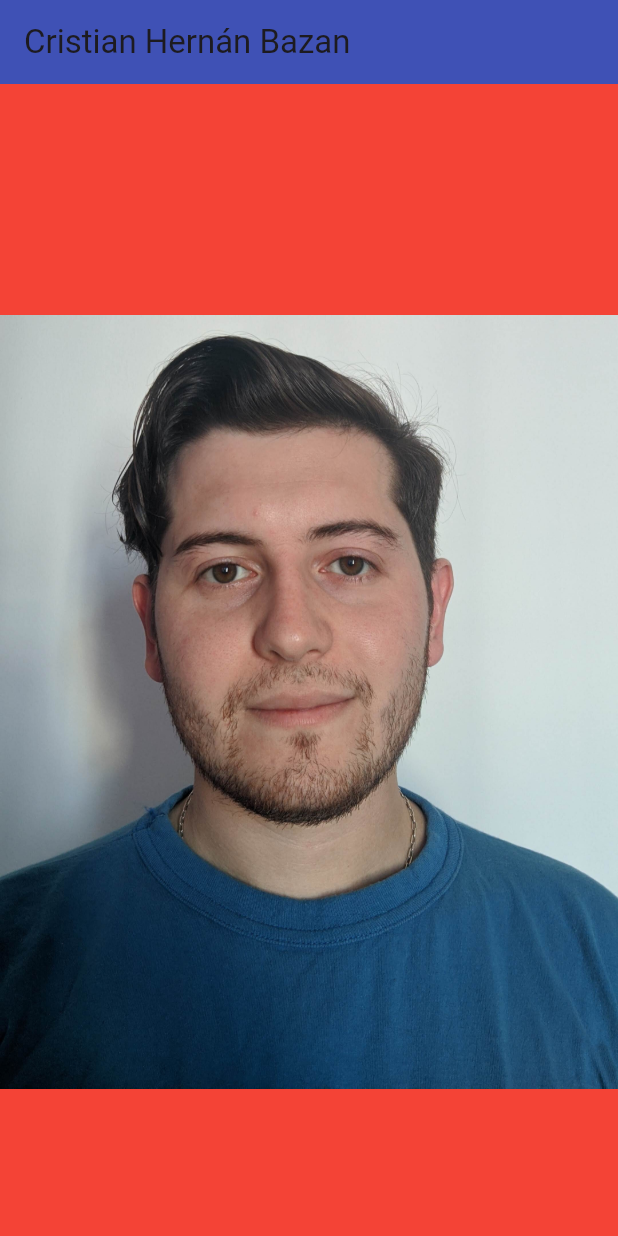
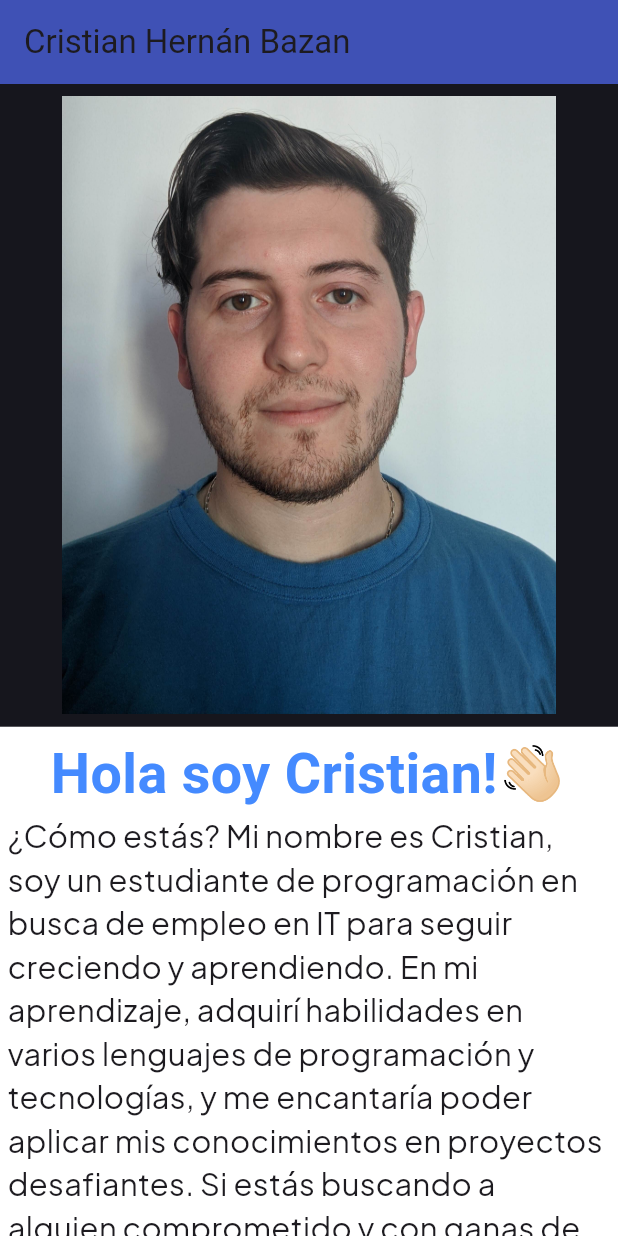
Before and after one commit to cristian-bazan/CV, a Flutter app: the screen it shows after launch, on a phone screen of 412 x 824 dp. Run offline on Flutter 3.47's test engine with Material 3 defaults, Android fonts, the phone set to English and light mode, and no system bars; our stand-ins replace google_fonts; Roboto replaces fonts that are missing (Overpass).

Commit message:
widget Principal

```diff
--- a/lib/Views/Responsive/mobile_widget.dart
+++ b/lib/Views/Responsive/mobile_widget.dart
@@ -1,11 +1,12 @@
 import 'package:flutter/material.dart';
+import 'package:portfolio_cristian_bazan/Widgets/widget.dart';
 
 class MobileWidget extends StatelessWidget {
   const MobileWidget({super.key});
 
   @override
   Widget build(BuildContext context) {
-    final size = MediaQuery.of(context).size;
+    //final size = MediaQuery.of(context).size;
     return Scaffold(
       appBar: AppBar(
         title: const Text('Cristian Hernán Bazan'),
@@ -15,12 +16,7 @@ class MobileWidget extends StatelessWidget {
         controller: ScrollController(),
         child: Column(
           children: [
-            Container(
-              height: size.height,
-              width: size.width,
-              color: Colors.red,
-              child: const Image(image: AssetImage('lib/Images/photo.png'),),
-            ),
+            const PrincipalWidget(),
             Padding(
             padding: const EdgeInsets.all(8),
             child: AspectRatio(
--- /dev/null
+++ b/lib/Widgets/principal_widget.dart
@@ -0,0 +1,54 @@
+import 'package:flutter/material.dart';
+import 'package:google_fonts/google_fonts.dart';
+
+class PrincipalWidget extends StatelessWidget {
+  const PrincipalWidget({
+    super.key,
+  });
+
+  @override
+  Widget build(BuildContext context) {
+    final size = MediaQuery.of(context).size;
+    return Container(
+      height: size.height,
+      width: size.width,
+      color: const Color(0xff16161d),
+      child: Column(
+        children: [
+          SizedBox(
+            height: size.height * 0.01,
+          ),
+          Image(
+            image: const AssetImage('lib/Images/photo.png'),
+            width: size.height * 0.5,
+            height: size.height * 0.5,
+            ),
+            SizedBox(
+            height: size.height * 0.01,
+          ),
+          SingleChildScrollView(
+            child: Container(
+              padding: const EdgeInsets.all(5),
+              color: Colors.white,
+              child: Column(
+                children: [
+                  Text('Hola soy Cristian!👋🏻',
+                  style: GoogleFonts.overpass(
+                    fontWeight: FontWeight.bold,
+                    fontSize: size.height * 0.045,
+                    color: Colors.blueAccent
+                  ),),
+                  Text(
+                    '¿Cómo estás? Mi nombre es Cristian, soy un estudiante de programación en busca de empleo en IT para seguir creciendo y aprendiendo. En mi aprendizaje, adquirí habilidades en varios lenguajes de programación y tecnologías, y me encantaría poder aplicar mis conocimientos en proyectos desafiantes. Si estás buscando a alguien comprometido y con ganas de crecer, estaré encantado de colaborar contigo!',
+                  style: GoogleFonts.plusJakartaSans(
+                    fontSize: size.height * 0.025
+                  ),)
+                ],
+              ),
+            ),
+          )
+        ],
+      ),
+    );
+  }
+}
--- /dev/null
+++ b/lib/Widgets/widget.dart
@@ -0,0 +1 @@
+export 'package:portfolio_cristian_bazan/Widgets/principal_widget.dart';
--- a/pubspec.yaml
+++ b/pubspec.yaml
@@ -35,6 +35,7 @@ dependencies:
   # The following adds the Cupertino Icons font to your application.
   # Use with the CupertinoIcons class for iOS style icons.
   cupertino_icons: ^1.0.6
+  google_fonts: ^6.2.1
 
 dev_dependencies:
   flutter_test:
```
Also changed, not shown: pubspec.lock, 1 other file.
